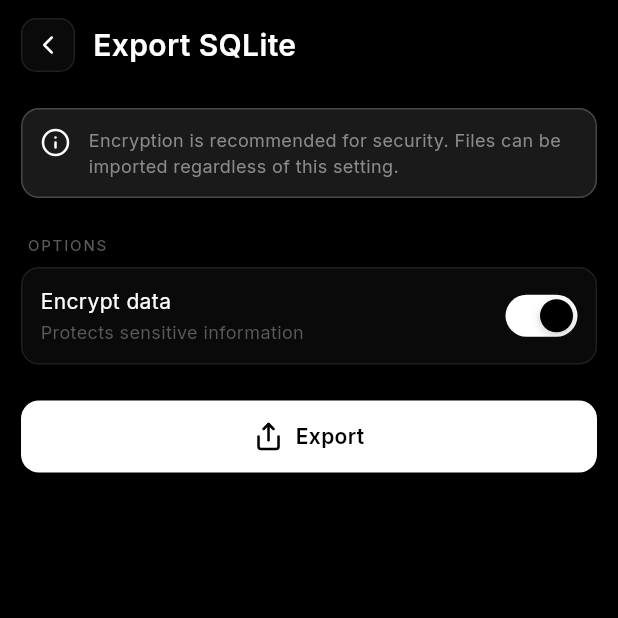
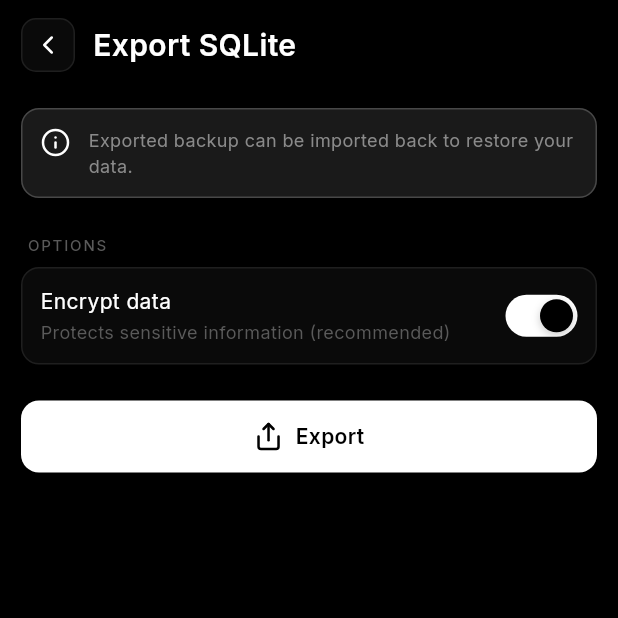
Before and after one commit to dy-sh/Cachium, a Flutter app: the ExportScreen screen opened directly, on a phone screen of 412 x 824 dp, the top half of it. Run offline on Flutter 3.47's test engine with Material 3 defaults, Android fonts, the phone set to English and light mode, and no system bars; our stand-ins replace csv, drift, drift_flutter, file_picker, flutter_riverpod, freezed_annotation and 4 more; missing offline and left inert: cryptography, sqlite3; accounts and stored records are empty; generated files the repository leaves out were written again.

Commit message:
export fix

```diff
--- a/lib/features/settings/presentation/providers/database_providers.dart
+++ b/lib/features/settings/presentation/providers/database_providers.dart
@@ -1,3 +1,4 @@
+import 'package:flutter/foundation.dart';
 import 'package:flutter_riverpod/flutter_riverpod.dart';
 
 import '../../../../core/database/services/database_consistency_service.dart';
@@ -97,6 +98,8 @@
       await service.shareSqliteExport(path);
       state = AsyncValue.data(path);
     } catch (e, st) {
+      debugPrint('Export to SQLite failed: $e');
+      debugPrint('Stack trace: $st');
       state = AsyncValue.error(e, st);
     }
   }
@@ -109,6 +112,8 @@
       await service.shareCsvExport(paths);
       state = AsyncValue.data(paths.first);
     } catch (e, st) {
+      debugPrint('Export to CSV failed: $e');
+      debugPrint('Stack trace: $st');
       state = AsyncValue.error(e, st);
     }
   }
--- a/lib/features/settings/presentation/screens/export_screen.dart
+++ b/lib/features/settings/presentation/screens/export_screen.dart
@@ -103,7 +103,7 @@
                           const SizedBox(width: AppSpacing.md),
                           Expanded(
                             child: Text(
-                              'Encryption is recommended for security. Files can be imported regardless of this setting.',
+                              'Exported backup can be imported back to restore your data.',
                               style: AppTypography.bodySmall.copyWith(
                                 color: AppColors.textSecondary,
                               ),
@@ -120,7 +120,7 @@
                       children: [
                         SettingsToggleTile(
                           title: 'Encrypt data',
-                          description: 'Protects sensitive information',
+                          description: 'Protects sensitive information (recommended)',
                           value: _encryptionEnabled,
                           onChanged: (value) {
                             setState(() {
@@ -154,7 +154,10 @@
                             color: AppColors.expense.withOpacity(0.2),
                           ),
                         ),
-                        child: Row(
+                        child: Column(
+                          crossAxisAlignment: CrossAxisAlignment.start,
+                          children: [
+                            Row(
                               children: [
                                 Icon(
                                   LucideIcons.alertCircle,
@@ -164,10 +167,20 @@
                                 const SizedBox(width: AppSpacing.md),
                                 Expanded(
                                   child: Text(
-                                'Export failed. Please try again.',
+                                    'Export failed',
                                     style: AppTypography.bodySmall.copyWith(
                                       color: AppColors.expense,
+                                      fontWeight: FontWeight.w600,
                                     ),
+                                  ),
+                                ),
+                              ],
+                            ),
+                            const SizedBox(height: AppSpacing.sm),
+                            Text(
+                              exportState.error.toString(),
+                              style: AppTypography.labelSmall.copyWith(
+                                color: AppColors.expense.withOpacity(0.8),
                               ),
                             ),
                           ],
```
Also changed, not shown: lib/core/database/services/database_export_service.dart (+5 -2 lines). Lines whose indentation alone changed are shown as unchanged.
